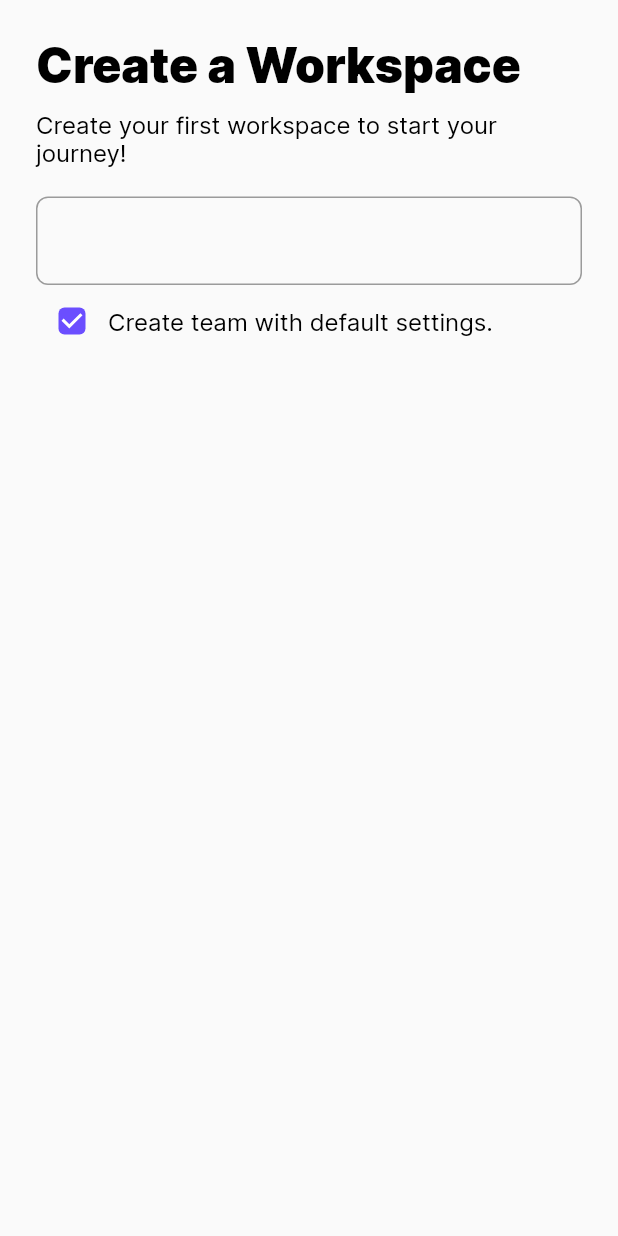
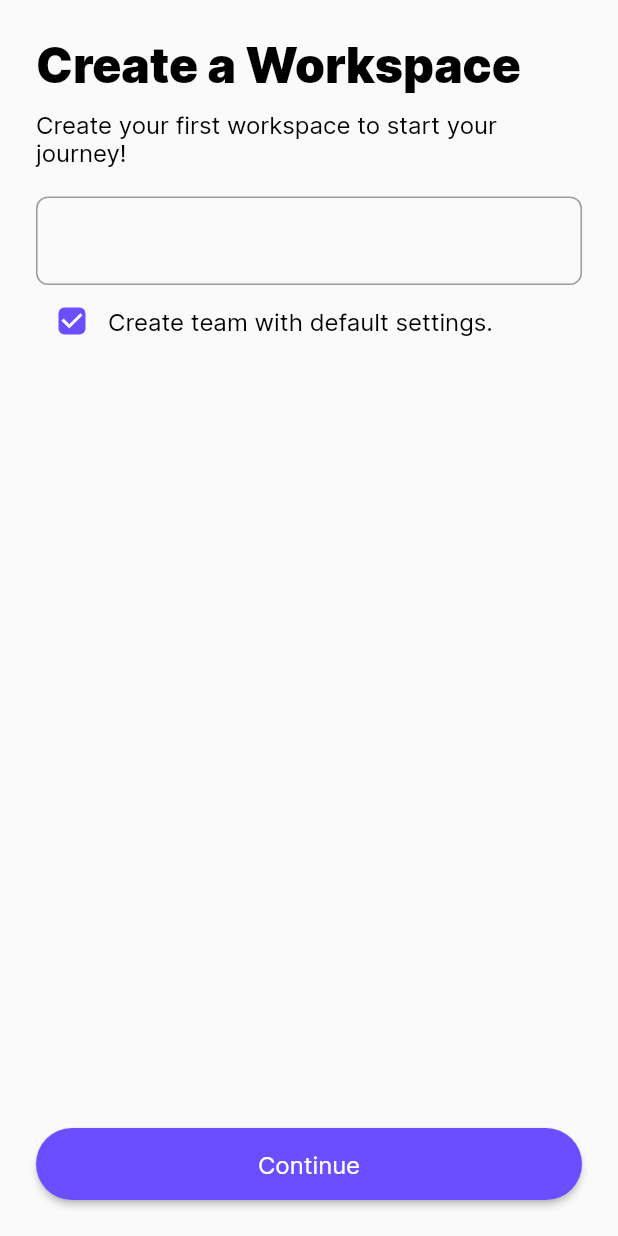
Before and after one commit to YogeshUpdhyay/contentWizard.io, a Flutter app: the screen it shows after launch, after a tap on "Continue with Google", on a phone screen of 412 x 824 dp. Run offline on Flutter 3.47's test engine with Material 2 defaults, Android fonts, the light colour scheme and no system bars; our stand-ins replace flutter_svg, hooks_riverpod.

Commit message:
Update pillbutton

```diff
--- a/lib/main.dart
+++ b/lib/main.dart
@@ -1,3 +1,4 @@
+import 'package:contentwiz/ui/components/PillButton.dart';
 import 'package:flutter/material.dart';
 import 'package:hooks_riverpod/hooks_riverpod.dart';
 import 'package:contentwiz/ui/screens/WalkThrough.dart';
@@ -89,6 +90,12 @@ class Setup extends HookConsumerWidget {
                     style: Theme.of(context).textTheme.bodyMedium,
                   )
                 ],
+              ),
+              const Spacer(),
+              PillButton(
+                text: "Continue",
+                onPressed: () {},
+                color: Theme.of(context).colorScheme.primary,
               )
             ],
           ),
--- a/lib/ui/components/PillButton.dart
+++ b/lib/ui/components/PillButton.dart
@@ -3,33 +3,59 @@ import 'package:flutter_svg/flutter_svg.dart';
 
 class PillButton extends StatelessWidget {
 
-  const PillButton({super.key, required this.buttonText, required this.onPressed, this.buttonLogo});
+  const PillButton({
+    super.key,
+    required this.onPressed,
+    required this.text,
+    this.color,
+    this.logo,
+    this.textColor
+  });
 
-  final String buttonText;
+  final String text;
   final VoidCallback onPressed;
-  final String? buttonLogo;
+  final String? logo;
+  final Color? color;
+  final Color? textColor;
+
+  Widget getButtonContent(BuildContext context) {
+    if (logo == null) {
+      return Center(
+        child: Text(
+          text,
+          style: Theme.of(context).textTheme.bodyMedium?.copyWith(
+            color: textColor ?? Colors.white
+          )
+        )
+      );
+    }
+    return Row(
+      children: [
+        SvgPicture.asset(logo!),
+        Center(
+          child: Text(
+            text,
+            style: Theme.of(context).textTheme.bodyMedium?.copyWith(
+              color: textColor ?? Colors.white
+            )
+          )
+        )
+      ],
+    );
+  }
 
   @override
   Widget build(BuildContext context) {
     return ElevatedButton(
       onPressed: () => onPressed(),
-      style: ButtonStyle(
-        alignment: Alignment.center,
-        backgroundColor: const MaterialStatePropertyAll<Color>(Colors.white),
-        shape: MaterialStateProperty.all<RoundedRectangleBorder>(
-          const RoundedRectangleBorder(
-            borderRadius: BorderRadius.horizontal(left: Radius.circular(50), right: Radius.circular(50)),
-            side: BorderSide(color: Colors.black)
-          )
-        ),
-        padding: const MaterialStatePropertyAll<EdgeInsets>(EdgeInsets.all(20))
+      style: ElevatedButton.styleFrom(
+        backgroundColor: color ?? Theme.of(context).colorScheme.primary,
+        fixedSize: const Size.fromHeight(48.0),
+        shape: RoundedRectangleBorder(
+          borderRadius: BorderRadius.circular(50.0)
+        )
       ),
-      child: Row(
-        children: [
-          SvgPicture.asset("assets/svg/googleLogo.svg"),
-          Expanded(child: Center(child: Text(buttonText, style: Theme.of(context).textTheme.bodyMedium))),
-        ],
-      ),
+      child: getButtonContent(context),
     );
   }
 }
--- a/lib/ui/screens/WalkThrough.dart
+++ b/lib/ui/screens/WalkThrough.dart
@@ -58,11 +58,13 @@ class WalkThrough extends HookConsumerWidget {
                   ),
                 ),
                 PillButton(
-                  buttonText: "Continue with Google",
+                  text: "Continue with Google",
                   onPressed: () {
-                    print("pushing named");
                     Navigator.pushNamed(context, "/setup");
-                  }
+                  },
+                  color: Colors.white,
+                  logo: "assets/svg/googleLogo.svg",
+                  textColor: Colors.black,
                 )
               ],
             ),
```
